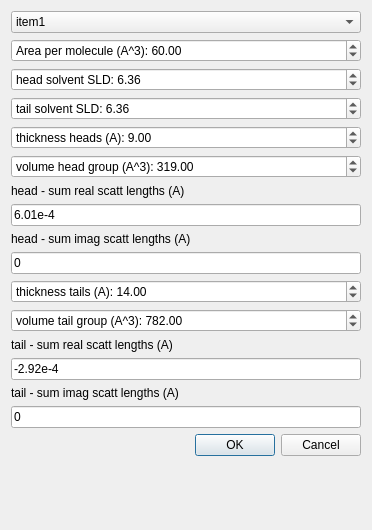
The window that refnx/reflect/_app/ui/lipid_leaflet.ui (refnx/refnx) describes before a commit, drawn with Qt 5.
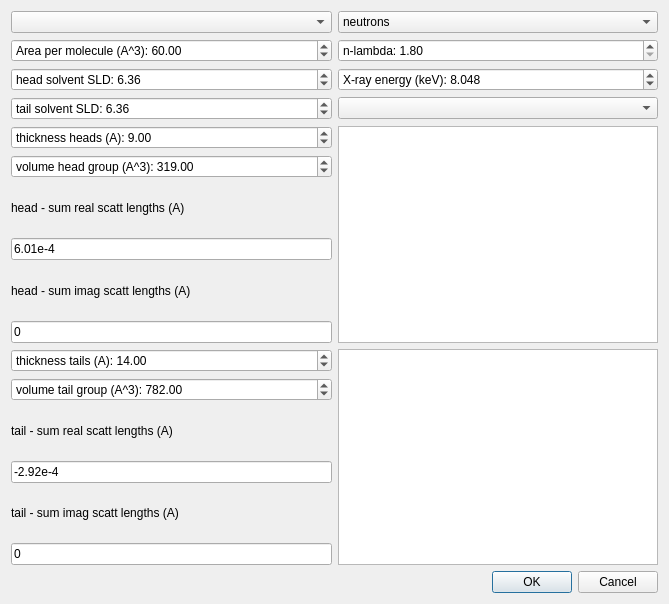
The same window after the commit.

Commit message: lipids dialogue

Patch:
```diff
--- a/refnx/reflect/_app/ui/lipid_leaflet.ui
+++ b/refnx/reflect/_app/ui/lipid_leaflet.ui
@@ -6,15 +6,32 @@
    <rect>
     <x>0</x>
     <y>0</y>
-    <width>372</width>
-    <height>530</height>
+    <width>669</width>
+    <height>604</height>
    </rect>
   </property>
   <property name="windowTitle">
    <string>Dialog</string>
   </property>
-  <layout class="QFormLayout" name="formLayout">
-   <item row="1" column="0" colspan="2">
+  <layout class="QGridLayout" name="gridLayout">
+   <item row="0" column="0">
+    <widget class="QComboBox" name="lipid_selector"/>
+   </item>
+   <item row="0" column="1">
+    <widget class="QComboBox" name="radiation">
+     <item>
+      <property name="text">
+       <string>neutrons</string>
+      </property>
+     </item>
+     <item>
+      <property name="text">
+       <string>X-rays</string>
+      </property>
+     </item>
+    </widget>
+   </item>
+   <item row="1" column="0">
     <widget class="QDoubleSpinBox" name="APM">
      <property name="prefix">
       <string>Area per molecule (A^3): </string>
@@ -30,7 +47,26 @@
      </property>
     </widget>
    </item>
-   <item row="2" column="0" colspan="2">
+   <item row="1" column="1">
+    <widget class="QDoubleSpinBox" name="neutron_wavelength">
+     <property name="toolTip">
+      <string>neutron wavelength</string>
+     </property>
+     <property name="prefix">
+      <string>n-lambda: </string>
+     </property>
+     <property name="minimum">
+      <double>1.800000000000000</double>
+     </property>
+     <property name="maximum">
+      <double>30.000000000000000</double>
+     </property>
+     <property name="singleStep">
+      <double>0.100000000000000</double>
+     </property>
+    </widget>
+   </item>
+   <item row="2" column="0">
     <widget class="QDoubleSpinBox" name="head_solvent">
      <property name="prefix">
       <string>head solvent SLD: </string>
@@ -46,7 +82,29 @@
      </property>
     </widget>
    </item>
-   <item row="3" column="0" colspan="2">
+   <item row="2" column="1">
+    <widget class="QDoubleSpinBox" name="xray_energy">
+     <property name="prefix">
+      <string>X-ray energy (keV): </string>
+     </property>
+     <property name="decimals">
+      <number>3</number>
+     </property>
+     <property name="minimum">
+      <double>0.200000000000000</double>
+     </property>
+     <property name="maximum">
+      <double>100.000000000000000</double>
+     </property>
+     <property name="singleStep">
+      <double>0.100000000000000</double>
+     </property>
+     <property name="value">
+      <double>8.048000000000000</double>
+     </property>
+    </widget>
+   </item>
+   <item row="3" column="0">
     <widget class="QDoubleSpinBox" name="tail_solvent">
      <property name="prefix">
       <string>tail solvent SLD: </string>
@@ -62,7 +120,10 @@
      </property>
     </widget>
    </item>
-   <item row="4" column="0" colspan="2">
+   <item row="3" column="1">
+    <widget class="QComboBox" name="condition"/>
+   </item>
+   <item row="4" column="0">
     <widget class="QDoubleSpinBox" name="thick_h">
      <property name="prefix">
       <string>thickness heads (A): </string>
@@ -78,7 +139,10 @@
      </property>
     </widget>
    </item>
-   <item row="5" column="0" colspan="2">
+   <item row="4" column="1" rowspan="6">
+    <widget class="QGraphicsView" name="chemical_structure"/>
+   </item>
+   <item row="5" column="0">
     <widget class="QDoubleSpinBox" name="V_h">
      <property name="prefix">
       <string>volume head group (A^3): </string>
@@ -94,7 +158,14 @@
      </property>
     </widget>
    </item>
-   <item row="7" column="0" colspan="2">
+   <item row="6" column="0">
+    <widget class="QLabel" name="label_3">
+     <property name="text">
+      <string>head - sum real scatt lengths (A)</string>
+     </property>
+    </widget>
+   </item>
+   <item row="7" column="0">
     <widget class="QLineEdit" name="b_h_real">
      <property name="text">
       <string>6.01e-4</string>
@@ -104,7 +175,14 @@
      </property>
     </widget>
    </item>
-   <item row="9" column="0" colspan="2">
+   <item row="8" column="0">
+    <widget class="QLabel" name="label_4">
+     <property name="text">
+      <string>head - sum imag scatt lengths (A)</string>
+     </property>
+    </widget>
+   </item>
+   <item row="9" column="0">
     <widget class="QLineEdit" name="b_h_imag">
      <property name="text">
       <string>0</string>
@@ -114,7 +192,7 @@
      </property>
     </widget>
    </item>
-   <item row="10" column="0" colspan="2">
+   <item row="10" column="0">
     <widget class="QDoubleSpinBox" name="thick_t">
      <property name="prefix">
       <string>thickness tails (A): </string>
@@ -127,7 +205,17 @@
      </property>
     </widget>
    </item>
-   <item row="11" column="0" colspan="2">
+   <item row="10" column="1" rowspan="6">
+    <widget class="QPlainTextEdit" name="references">
+     <property name="acceptDrops">
+      <bool>false</bool>
+     </property>
+     <property name="plainText">
+      <string notr="true"/>
+     </property>
+    </widget>
+   </item>
+   <item row="11" column="0">
     <widget class="QDoubleSpinBox" name="V_t">
      <property name="prefix">
       <string>volume tail group (A^3): </string>
@@ -143,7 +231,14 @@
      </property>
     </widget>
    </item>
-   <item row="13" column="0" colspan="2">
+   <item row="12" column="0">
+    <widget class="QLabel" name="label_2">
+     <property name="text">
+      <string>tail - sum real scatt lengths (A)</string>
+     </property>
+    </widget>
+   </item>
+   <item row="13" column="0">
     <widget class="QLineEdit" name="b_t_real">
      <property name="text">
       <string>-2.92e-4</string>
@@ -153,45 +248,24 @@
      </property>
     </widget>
    </item>
-   <item row="15" column="0" colspan="2">
-    <widget class="QLineEdit" name="b_t_imag">
-     <property name="text">
-      <string>0</string>
-     </property>
-     <property name="placeholderText">
-      <string>tail - sum imag scattering lengths</string>
-     </property>
-    </widget>
-   </item>
-   <item row="12" column="0" colspan="2">
-    <widget class="QLabel" name="label_2">
-     <property name="text">
-      <string>tail - sum real scatt lengths (A)</string>
-     </property>
-    </widget>
-   </item>
-   <item row="14" column="0" colspan="2">
+   <item row="14" column="0">
     <widget class="QLabel" name="label">
      <property name="text">
       <string>tail - sum imag scatt lengths (A)</string>
      </property>
     </widget>
    </item>
-   <item row="6" column="0" colspan="2">
-    <widget class="QLabel" name="label_3">
+   <item row="15" column="0">
+    <widget class="QLineEdit" name="b_t_imag">
      <property name="text">
-      <string>head - sum real scatt lengths (A)</string>
+      <string>0</string>
      </property>
-    </widget>
-   </item>
-   <item row="8" column="0" colspan="2">
-    <widget class="QLabel" name="label_4">
-     <property name="text">
-      <string>head - sum imag scatt lengths (A)</string>
+     <property name="placeholderText">
+      <string>tail - sum imag scattering lengths</string>
      </property>
     </widget>
    </item>
-   <item row="16" column="0" colspan="2">
+   <item row="16" column="1">
     <widget class="QDialogButtonBox" name="buttonBox">
      <property name="orientation">
       <enum>Qt::Horizontal</enum>
@@ -201,20 +275,6 @@
      </property>
     </widget>
    </item>
-   <item row="0" column="0" colspan="2">
-    <widget class="QComboBox" name="lipid_selector">
-     <item>
-      <property name="text">
-       <string>item1</string>
-      </property>
-     </item>
-     <item>
-      <property name="text">
-       <string>item2</string>
-      </property>
-     </item>
-    </widget>
-   </item>
   </layout>
  </widget>
  <resources/>
```
The commit also changes 4 other files.
